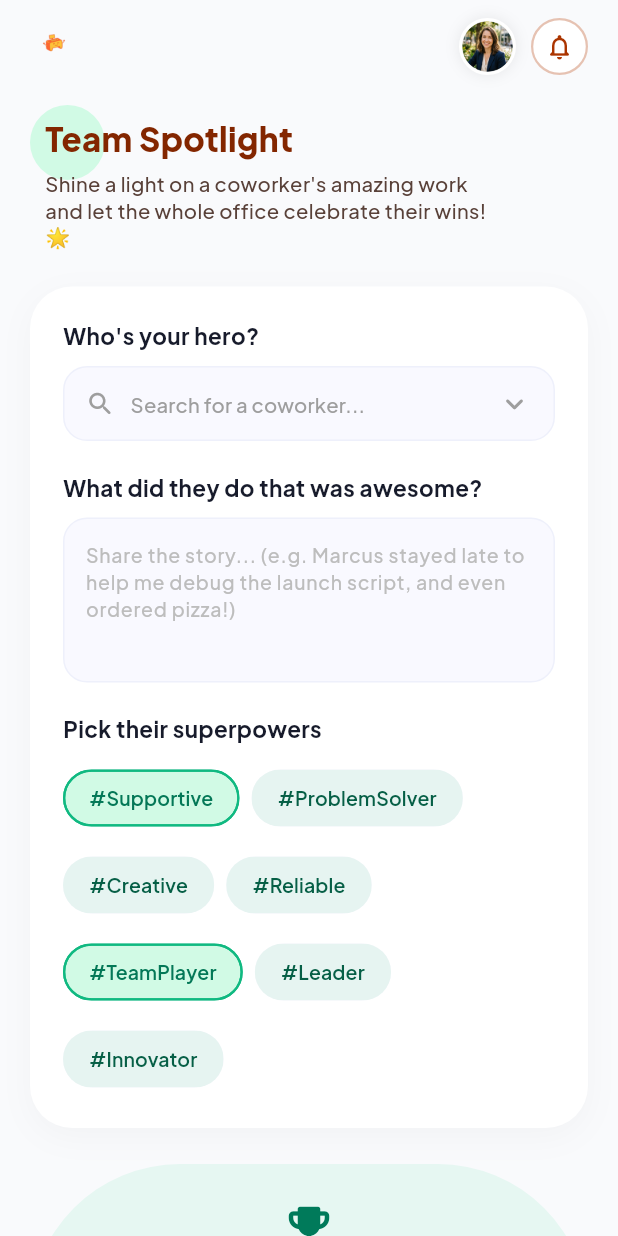
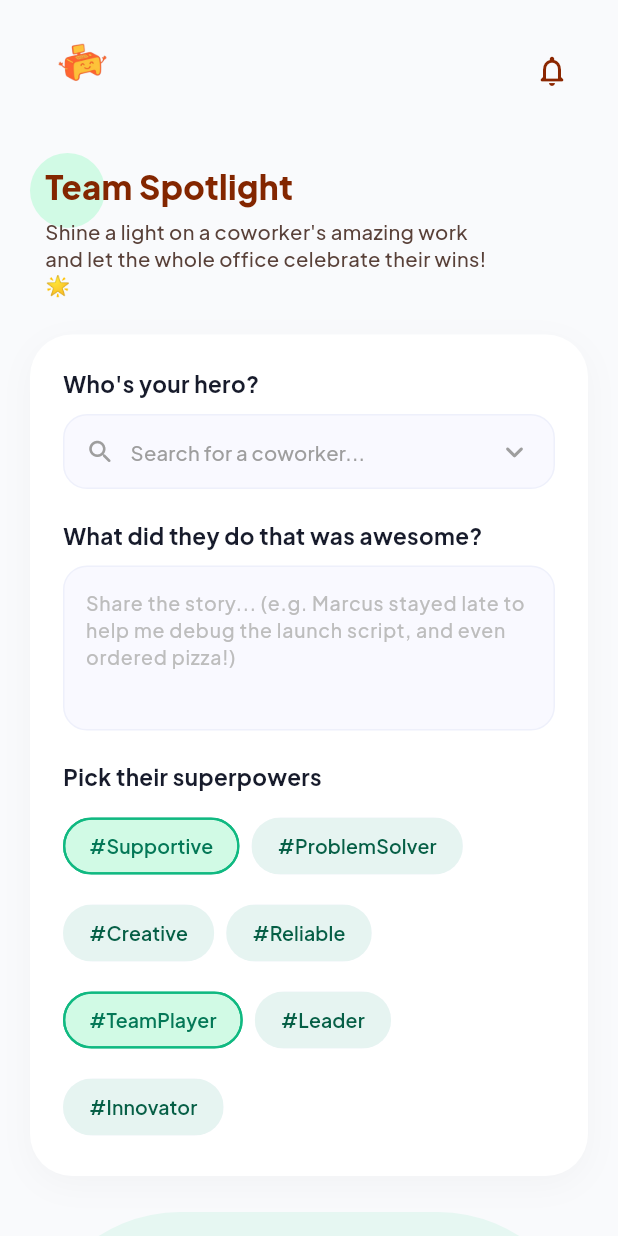
Before and after one commit to JustRamm/Happy-Desk, a Flutter app: the HeroScreen screen opened directly, on a phone screen of 412 x 824 dp. Run offline on Flutter 3.47's test engine with Material 3 defaults, Android fonts, the phone set to English and light mode, and no system bars; our stand-ins replace google_fonts.

Commit message:
feat: enlarge logo_removedbg.png to height 70 across screen headers for prominent visual balance

```diff
--- a/lib/screens/hero_screen.dart
+++ b/lib/screens/hero_screen.dart
@@ -1,6 +1,7 @@
 import 'package:flutter/material.dart';
 import 'package:google_fonts/google_fonts.dart';
 import '../theme/app_theme.dart';
+import 'notifications_screen.dart';
 
 class HeroScreen extends StatefulWidget {
   const HeroScreen({super.key});
@@ -81,58 +82,26 @@ class _HeroScreenState extends State<HeroScreen> {
               Row(
                 mainAxisAlignment: MainAxisAlignment.spaceBetween,
                 children: [
-                  // Brand Logo Asset
+                  // Brand Logo in Top Left Corner (Enlarged size 70)
                   Image.asset(
                     'assets/brand/logo_removedbg.png',
-                    height: 32,
+                    height: 70,
                     fit: BoxFit.contain,
                   ),
 
-                  Row(
-                    children: [
-                      // User Avatar
-                      Container(
-                        width: 38,
-                        height: 38,
-                        decoration: BoxDecoration(
-                          shape: BoxShape.circle,
-                          border: Border.all(color: Colors.white, width: 2),
-                          boxShadow: [
-                            BoxShadow(
-                              color: Colors.black.withValues(alpha: 0.08),
-                              blurRadius: 8,
-                            ),
-                          ],
-                        ),
-                        child: ClipRRect(
-                          borderRadius: BorderRadius.circular(19),
-                          child: Image.asset(
-                            'assets/images/user_avatar.png',
-                            fit: BoxFit.cover,
-                          ),
-                        ),
-                      ),
-                      const SizedBox(width: 10),
-
-                      // Notification Bell
-                      Container(
-                        width: 38,
-                        height: 38,
-                        decoration: BoxDecoration(
-                          shape: BoxShape.circle,
-                          color: Colors.white,
-                          border: Border.all(
-                            color: AppTheme.primaryRust.withValues(alpha: 0.3),
-                            width: 1.5,
-                          ),
-                        ),
-                        child: const Icon(
-                          Icons.notifications_none_rounded,
-                          color: AppTheme.primaryRust,
-                          size: 20,
-                        ),
-                      ),
-                    ],
+                  // Notification Bell Button
+                  IconButton(
+                    onPressed: () {
+                      Navigator.push(
+                        context,
+                        MaterialPageRoute(builder: (context) => const NotificationsScreen()),
+                      );
+                    },
+                    icon: const Icon(
+                      Icons.notifications_none_rounded,
+                      color: Color(0xFF8B2600),
+                      size: 24,
+                    ),
                   ),
                 ],
               ),
--- a/lib/screens/home_screen.dart
+++ b/lib/screens/home_screen.dart
@@ -151,11 +151,10 @@ class _HomeScreenState extends State<HomeScreen> {
               Row(
                 mainAxisAlignment: MainAxisAlignment.spaceBetween,
                 children: [
-                  // Brand Logo in Top Left Corner (Replacing Avatar)
+                  // Brand Logo in Top Left Corner (Enlarged size 70)
                   Image.asset(
                     'assets/brand/logo_removedbg.png',
-                    width: 42,
-                    height: 42,
+                    height: 70,
                     fit: BoxFit.contain,
                   ),
 
```
Also changed, not shown: lib/screens/jar_screen.dart (+2 -26 lines), lib/screens/profile_screen.dart (+2 -30 lines), assets/avatars/user_avatar.png (added).
